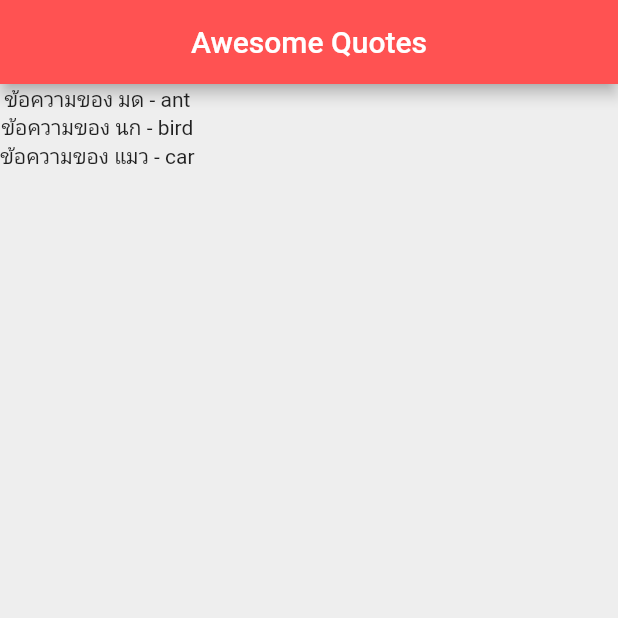
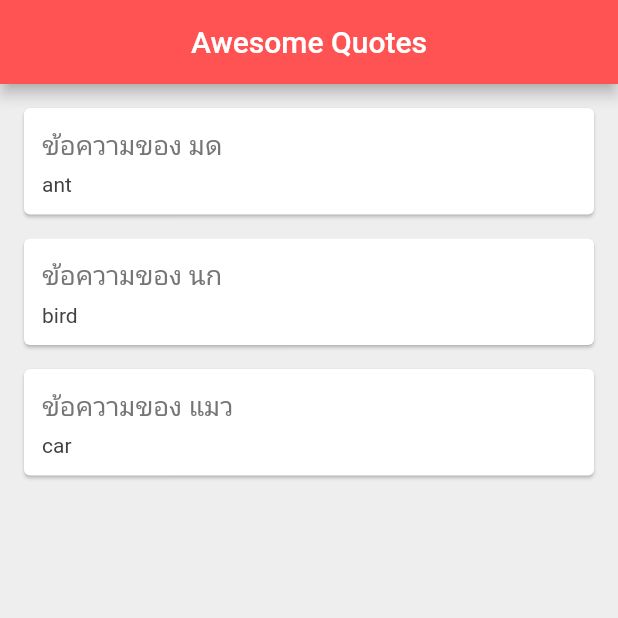
Before and after one commit to 9mudontwork/Flutter-Mini-Project-ID-Card-Test, a Flutter app: the screen it shows after launch, on a phone screen of 412 x 824 dp, the top half of it. Run offline on Flutter 3.47's test engine with Material 2 defaults, Android fonts, the phone set to English and light mode, and no system bars.

```diff
--- a/id_card_mini_project/lib/main.dart
+++ b/id_card_mini_project/lib/main.dart
@@ -1,3 +1,4 @@
+import 'package:flutter/cupertino.dart';
 import 'package:flutter/material.dart';
 import 'qoute.dart';
 
@@ -17,6 +18,35 @@ class _QuoteListState extends State<QuoteList> {
     Quote(author: 'car', text: 'ข้อความของ แมว'),
   ];
 
+  Widget quoteTemplate(quote) {
+    return Card(
+      margin: EdgeInsets.fromLTRB(16, 16, 16, 0),
+      child: Padding(
+        padding: const EdgeInsets.all(12.0),
+        child: Column(
+          crossAxisAlignment: CrossAxisAlignment.stretch,
+          children: [
+            Text(
+              quote.text,
+              style: TextStyle(
+                fontSize: 18,
+                color: Colors.grey[600],
+              ),
+            ),
+            SizedBox(height: 6),
+            Text(
+              quote.author,
+              style: TextStyle(
+                fontSize: 14,
+                color: Colors.grey[800],
+              ),
+            )
+          ],
+        ),
+      ),
+    );
+  }
+
   @override
   Widget build(BuildContext context) {
     return Scaffold(
@@ -27,9 +57,7 @@ class _QuoteListState extends State<QuoteList> {
           backgroundColor: Colors.redAccent,
         ),
         body: Column(
-          children: quotes
-              .map((quote) => Text('${quote.text} - ${quote.author}'))
-              .toList(),
+          children: quotes.map((quote) => quoteTemplate(quote)).toList(),
         ));
   }
 }
```
